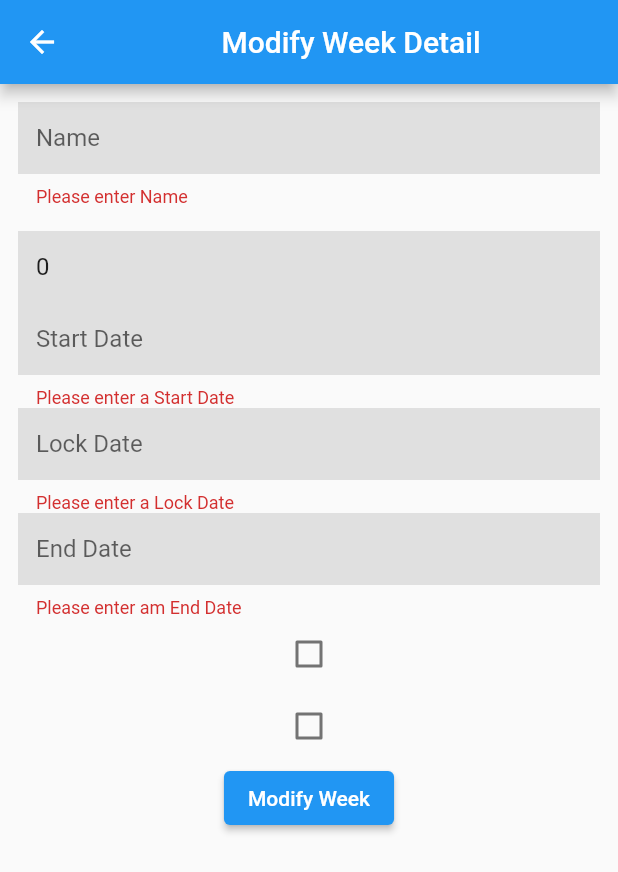
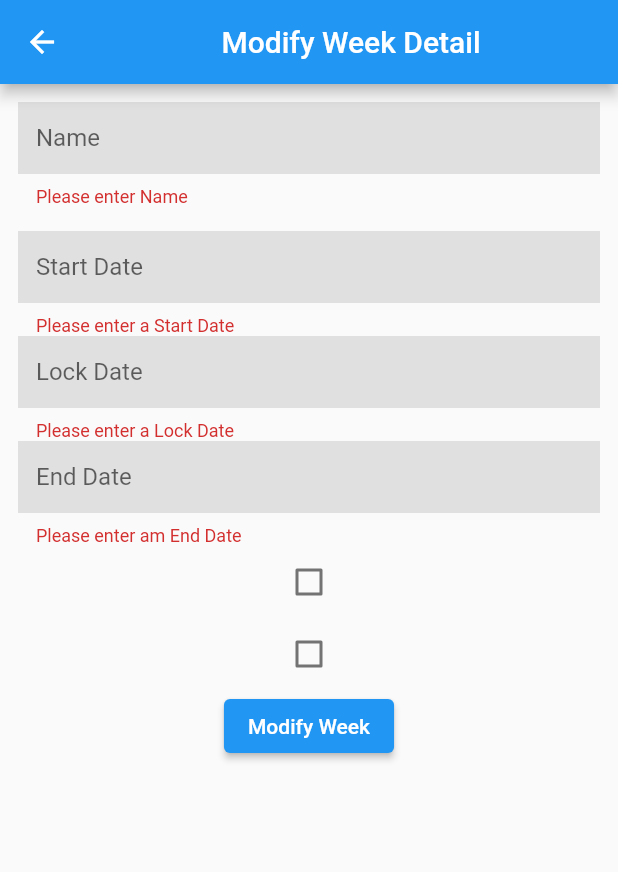
Before and after one commit to shanesblume13/shasco-sports, a Flutter app: the ModifyWeek screen opened directly with empty values, after a tap on "Modify Week", on a phone screen of 412 x 824 dp. Shown: the top 872 px of the screen. Run offline on Flutter 3.47's test engine with Material 2 defaults, Android fonts, the phone set to English and light mode, and no system bars; our stand-ins replace cloud_firestore, firebase_auth, firebase_core, flutter_layout_grid, get_it; missing offline and left inert: flutterfire_ui; accounts and stored records are empty; generated files the repository leaves out were written again.

Commit message:
Removing order property on weeks.

```diff
--- a/lib/core/models/week_model.dart
+++ b/lib/core/models/week_model.dart
@@ -4,7 +4,6 @@ import 'package:pick/core/models/season.dart';
 class Week {
   String id;
   String name;
-  int order;
   String startDate;
   String lockDate;
   String endDate;
@@ -15,7 +14,6 @@ class Week {
   Week({
     required this.id,
     required this.name,
-    required this.order,
     required this.startDate,
     required this.lockDate,
     required this.endDate,
@@ -27,7 +25,6 @@ class Week {
   Week.fromQueryDocumentSnapshot(
       QueryDocumentSnapshot<Map<String, dynamic>> snapshot, this.id)
       : name = snapshot['name'],
-        order = snapshot['order'],
         startDate = snapshot['startDate'],
         lockDate = snapshot['lockDate'],
         endDate = snapshot['endDate'],
@@ -38,7 +35,6 @@ class Week {
 
   Week.fromDocumentSnapshot(DocumentSnapshot snapshot, this.id)
       : name = snapshot['name'],
-        order = snapshot['order'],
         startDate = snapshot['startDate'],
         lockDate = snapshot['lockDate'],
         endDate = snapshot['endDate'],
@@ -50,7 +46,6 @@ class Week {
   toJson() {
     return {
       'name': name,
-      'order': order,
       'startDate': startDate,
       'lockDate': lockDate,
       'endDate': endDate,
--- a/lib/ui/views/add_week.dart
+++ b/lib/ui/views/add_week.dart
@@ -129,7 +129,6 @@ class _AddWeekViewState extends State<AddWeekView> {
                       Week(
                         id: '',
                         name: name,
-                        order: order,
                         startDate: startDate,
                         lockDate: lockDate,
                         endDate: endDate,
--- a/lib/ui/views/modify_week.dart
+++ b/lib/ui/views/modify_week.dart
@@ -60,20 +60,6 @@ class _ModifyWeekState extends State<ModifyWeek> {
               const SizedBox(
                 height: 16,
               ),
-              TextFormField(
-                  initialValue: widget.week.order.toString(),
-                  decoration: InputDecoration(
-                    border: InputBorder.none,
-                    hintText: 'Order',
-                    fillColor: Colors.grey[300],
-                    filled: true,
-                  ),
-                  validator: (value) {
-                    if (value?.isEmpty ?? true) {
-                      return 'Please enter an Order';
-                    }
-                  },
-                  onSaved: (value) => order = int.tryParse(value ?? '') ?? 0),
               TextFormField(
                   initialValue: widget.week.startDate,
                   decoration: InputDecoration(
@@ -140,7 +126,6 @@ class _ModifyWeekState extends State<ModifyWeek> {
                         Week(
                           id: widget.week.id,
                           name: name,
-                          order: order,
                           startDate: startDate,
                           lockDate: lockDate,
                           endDate: endDate,
--- a/lib/ui/views/weeks_view.dart
+++ b/lib/ui/views/weeks_view.dart
@@ -41,7 +41,7 @@ class _WeeksViewState extends State<WeeksView> {
                     .toList() ??
                 [];
 
-            weeks.sort((a, b) => a.order.compareTo(b.order));
+            weeks.sort((a, b) => a.startDate.compareTo(b.startDate));
 
             return WeeksListview(weeks: weeks);
           } else {
--- a/lib/ui/widgets/weeks/weeks_listview.dart
+++ b/lib/ui/widgets/weeks/weeks_listview.dart
@@ -3,7 +3,7 @@ import 'package:flutter_layout_grid/flutter_layout_grid.dart';
 import 'package:pick/core/models/week_model.dart';
 import 'package:pick/ui/views/week_detail.dart';
 import 'package:pick/ui/widgets/weeks/week_name_container.dart';
-import 'package:pick/ui/widgets/weeks/week_order_clip.dart';
+import 'package:pick/ui/widgets/weeks/week_start_clip.dart';
 
 class WeeksListview extends StatelessWidget {
   WeeksListview({
@@ -41,7 +41,7 @@ class WeeksListview extends StatelessWidget {
                 columnSizes: [1.fr, 2.fr, 3.fr, auto],
                 children: [
                   gridArea('order').containing(
-                    WeekOrderClip(order: weeks[i].order),
+                    WeekStartClip(startDate: weeks[i].startDate),
                   ),
                   gridArea('weekName').containing(
                     WeekNameContainer(name: weeks[i].name),
```
Also changed, not shown: lib/ui/widgets/weeks/week_start_clip.dart (renamed from lib/ui/widgets/weeks/week_order_clip.dart, +5 -5 lines).
